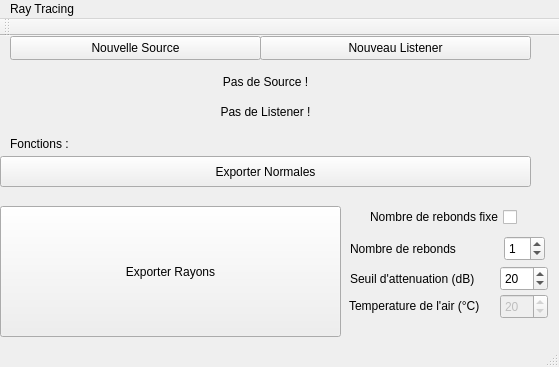
Qt form mainwindow.ui (DocGrobi/RayTracingCpp) before a commit.
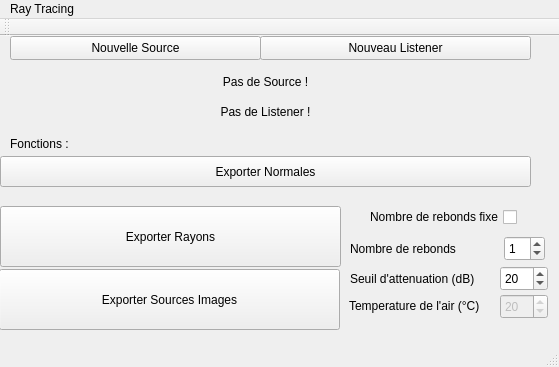
The same form after that commit.

Commit message: Affichage des sources images

The edit to the form file:
```diff
--- a/mainwindow.ui
+++ b/mainwindow.ui
@@ -64,7 +64,7 @@
       <x>0</x>
       <y>170</y>
       <width>341</width>
-      <height>131</height>
+      <height>61</height>
      </rect>
     </property>
     <property name="sizePolicy">
@@ -265,6 +265,19 @@
      <number>20</number>
     </property>
    </widget>
+   <widget class="QPushButton" name="bouton_sourcesImages">
+    <property name="geometry">
+     <rect>
+      <x>-1</x>
+      <y>233</y>
+      <width>341</width>
+      <height>61</height>
+     </rect>
+    </property>
+    <property name="text">
+     <string>Exporter Sources Images</string>
+    </property>
+   </widget>
   </widget>
   <widget class="QMenuBar" name="menuBar">
    <property name="geometry">
```
The commit also changes 13 other files.
